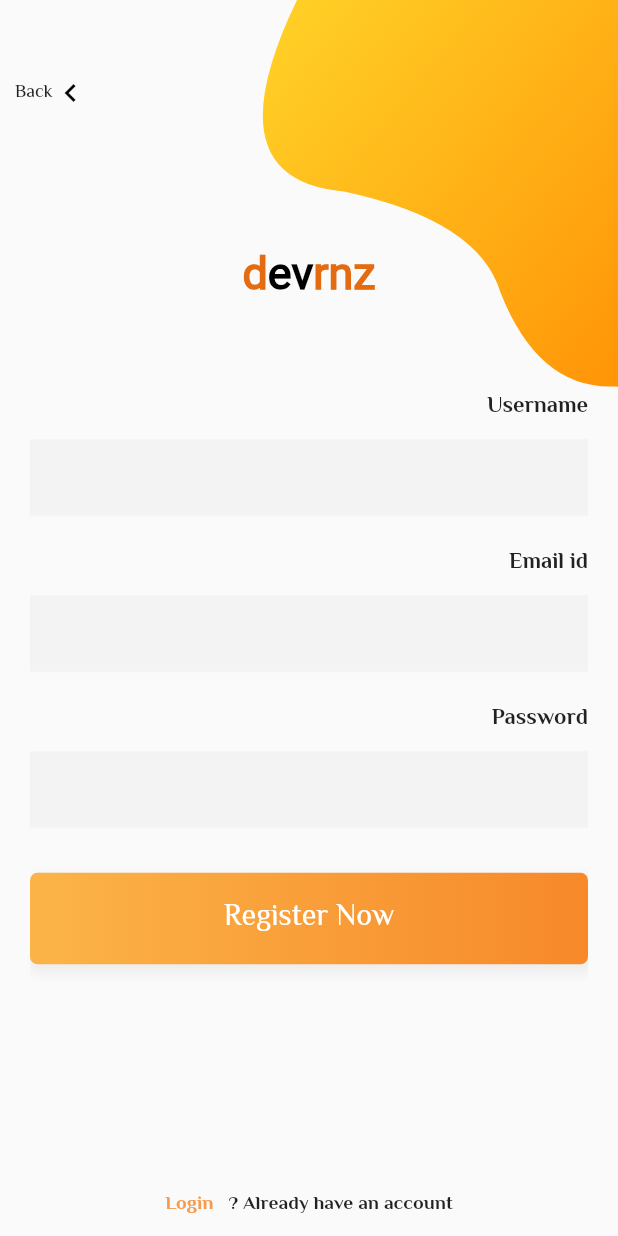
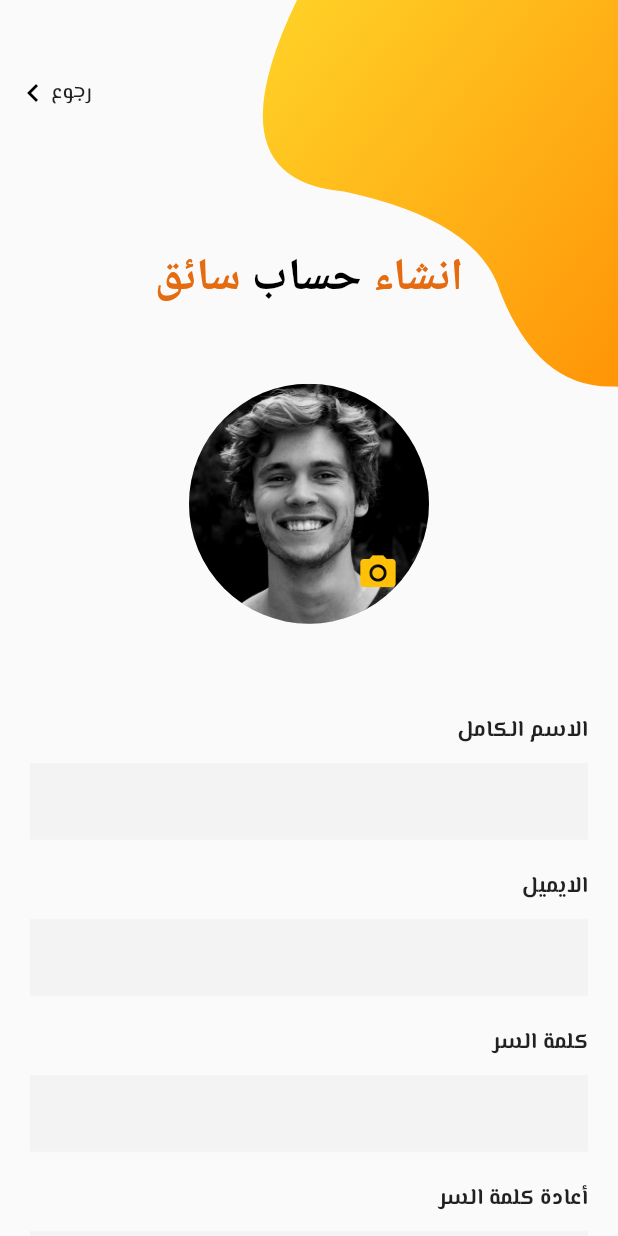
Before and after one commit to Hasan-Ali-Jebur/taxiflutter, a Flutter app: the SignUpPage screen opened directly, on a phone screen of 412 x 824 dp. Run offline on Flutter 3.47's test engine with Material 2 defaults, Android fonts, the phone set to English and light mode, and no system bars; our stand-ins replace date_picker_timeline, dotted_border, firebase_auth, flutter_dash, flutter_rating_bar, flutter_swiper and 9 more; missing offline and left inert: flutter_country_picker, flutter_verification_code_input, google_map_polyline, mdi, phone_auth_project, swipe_button; accounts and stored records are empty.

Commit message:
adding OPT

```diff
--- a/lib/main.dart
+++ b/lib/main.dart
@@ -9,6 +9,7 @@ import 'package:flutter_localizations/flutter_localizations.dart';
 import 'package:shared_preferences/shared_preferences.dart';
 import 'page/loginPage.dart';
 import 'welcomePage.dart';
+import 'page/mainsignup.dart';
 
 void main() => runApp(MyApp());
 
@@ -45,6 +46,7 @@ class MyApp extends StatelessWidget {
         '/intro': (context) => WalkthroughScreen(),
         '/home': (context) => HomeDriverPage(),
         '/welcome': (context) => WelcomePage(),
+        '/signup': (context) => SignUpPage(),
       },
     );
   }
--- a/lib/page/mainsignup.dart
+++ b/lib/page/mainsignup.dart
@@ -1,7 +1,9 @@
+import 'dart:io';
 import 'package:flutter/material.dart';
 import '../widget/bezierContainer.dart';
 import 'loginPage.dart';
 import 'package:google_fonts/google_fonts.dart';
+import 'package:image_picker/image_picker.dart';
 
 class SignUpPage extends StatefulWidget {
   SignUpPage({Key key, this.title}) : super(key: key);
@@ -13,6 +15,8 @@ class SignUpPage extends StatefulWidget {
 }
 
 class _SignUpPageState extends State<SignUpPage> {
+  PickedFile imageFile;
+  final ImagePicker _picker = ImagePicker();
   Widget _backButton() {
     return InkWell(
       onTap: () {
@@ -22,12 +26,13 @@ class _SignUpPageState extends State<SignUpPage> {
         padding: EdgeInsets.symmetric(horizontal: 10),
         child: Row(
           children: <Widget>[
+            Text('رجوع',
+                style: TextStyle(fontSize: 14, fontWeight: FontWeight.w500)),
             Container(
               padding: EdgeInsets.only(left: 0, top: 10, bottom: 10),
               child: Icon(Icons.keyboard_arrow_left, color: Colors.black),
             ),
-            Text('Back',
-                style: TextStyle(fontSize: 12, fontWeight: FontWeight.w500))
+
           ],
         ),
       ),
@@ -77,7 +82,7 @@ class _SignUpPageState extends State<SignUpPage> {
               end: Alignment.centerRight,
               colors: [Color(0xfffbb448), Color(0xfff7892b)])),
       child: Text(
-        'Register Now',
+        'أنشاء حساب الان',
         style: TextStyle(fontSize: 20, color: Colors.white),
       ),
     );
@@ -97,14 +102,14 @@ class _SignUpPageState extends State<SignUpPage> {
           mainAxisAlignment: MainAxisAlignment.center,
           children: <Widget>[
             Text(
-              'Already have an account ?',
+              'لدي حساب؟',
               style: TextStyle(fontSize: 13, fontWeight: FontWeight.w600),
             ),
             SizedBox(
               width: 10,
             ),
             Text(
-              'Login',
+              'تسجيل الدخول',
               style: TextStyle(
                   color: Color(0xfff79c4f),
                   fontSize: 13,
@@ -120,7 +125,7 @@ class _SignUpPageState extends State<SignUpPage> {
     return RichText(
       textAlign: TextAlign.center,
       text: TextSpan(
-          text: 'd',
+          text: 'انشاء ',
           style: GoogleFonts.portLligatSans(
             textStyle: Theme.of(context).textTheme.display1,
             fontSize: 30,
@@ -129,11 +134,11 @@ class _SignUpPageState extends State<SignUpPage> {
           ),
           children: [
             TextSpan(
-              text: 'ev',
+              text: 'حساب ',
               style: TextStyle(color: Colors.black, fontSize: 30),
             ),
             TextSpan(
-              text: 'rnz',
+              text: 'سائق',
               style: TextStyle(color: Color(0xffe46b10), fontSize: 30),
             ),
           ]),
@@ -143,13 +148,81 @@ class _SignUpPageState extends State<SignUpPage> {
   Widget _emailPasswordWidget() {
     return Column(
       children: <Widget>[
-        _entryField("Username"),
-        _entryField("Email id"),
-        _entryField("Password", isPassword: true),
+        _entryField("الاسم الكامل"),
+        _entryField("الايميل"),
+        _entryField("كلمة السر", isPassword: true),
+        _entryField("أعادة كلمة السر", isPassword: true),
       ],
     );
   }
 
+  Widget bottomSheet(){
+    return Container(
+      height: 100.0,
+      width: MediaQuery.of(context).size.width,
+      margin: EdgeInsets.symmetric(
+          horizontal: 20,
+          vertical: 20,
+      ),
+      child: Column(
+        children: <Widget>[
+          Text('أختر الصورة الشخصية',
+          style: TextStyle(fontSize: 20.0,),
+          ),
+          SizedBox(
+            height: 20,
+          ),
+          Row(
+            mainAxisAlignment: MainAxisAlignment.center,
+            children: <Widget>[
+              FlatButton.icon(onPressed: (){
+                takePhoto(ImageSource.camera);
+              }, icon: Icon(Icons.camera), label: Text('الكاميرا')),
+              FlatButton.icon(onPressed: (){
+                takePhoto(ImageSource.gallery);
+              }, icon: Icon(Icons.image), label: Text('صورة')),
+            ],
+          )
+        ],
+      ),
+    );
+  }
+  void takePhoto(ImageSource source) async {
+    final pickedFile = await _picker.getImage(source: source);
+    setState(() {
+      imageFile = pickedFile;
+    });
+  }
+
+  Widget imageProfile() {
+    return Center(
+      child: Stack(
+        children: <Widget>[
+          CircleAvatar(
+            radius: 80.0,
+            backgroundImage: imageFile == null ? AssetImage('assets/images/driver.jpeg') : FileImage(File(imageFile.path)),
+          ),
+          Positioned(
+            bottom: 20.0,
+            right: 20.0,
+            child: InkWell(
+              onTap: () {
+                showModalBottomSheet(
+                  context: context,
+                  builder: ((builder) => bottomSheet())
+                );
+              },
+              child: Icon(
+                Icons.camera_alt,
+                color: Colors.amber,
+                size: 28.0,
+              ),
+            ),
+          )
+        ],
+      ),
+    );
+  }
   @override
   Widget build(BuildContext context) {
     final height = MediaQuery.of(context).size.height;
@@ -175,6 +248,10 @@ class _SignUpPageState extends State<SignUpPage> {
                     SizedBox(
                       height: 50,
                     ),
+                    imageProfile(),
+                    SizedBox(
+                      height: 50,
+                    ),
                     _emailPasswordWidget(),
                     SizedBox(
                       height: 20,
--- a/pubspec.yaml
+++ b/pubspec.yaml
@@ -48,6 +48,10 @@ dependencies:
   # Use with the CupertinoIcons class for iOS style icons.
   cupertino_icons: ^0.1.2
   google_fonts: ^0.3.5
+  image_picker: ^0.6.7+17
+  firebase_auth: ^0.18.4+1
+  firebase_core: ^0.5.3
+
 
 
 flutter_icons:
```
Also changed, not shown: lib/model/otp.dart (added, +119 -0 lines), lib/page/verifyotp.dart (+35 -1 lines), pubspec.lock, 1 other file.
